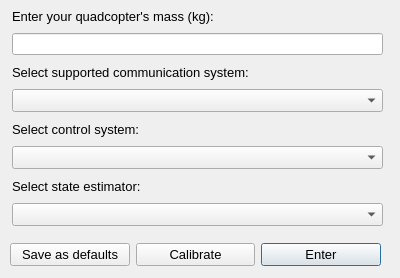
This is GUI/ui/designer files/setup_dialog.ui in Jone-the-creator/Digital_Twin_client as Qt 5 draws it before an edit. The edited form follows.
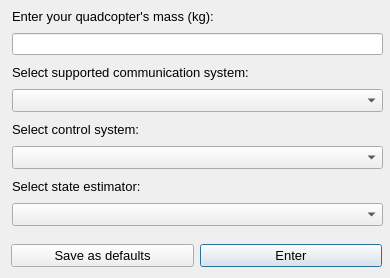
This is the edited form.

```diff
--- a/GUI/ui/designer files/setup_dialog.ui
+++ b/GUI/ui/designer files/setup_dialog.ui
@@ -6,7 +6,7 @@
    <rect>
     <x>0</x>
     <y>0</y>
-    <width>400</width>
+    <width>390</width>
     <height>278</height>
    </rect>
   </property>
@@ -106,8 +106,8 @@
   <widget class="QWidget" name="">
    <property name="geometry">
     <rect>
-     <x>10</x>
-     <y>240</y>
+     <x>11</x>
+     <y>241</y>
      <width>371</width>
      <height>29</height>
     </rect>
@@ -125,18 +125,6 @@
       </property>
      </widget>
     </item>
-    <item>
-     <widget class="QPushButton" name="calibrate_button">
-      <property name="font">
-       <font>
-        <pointsize>10</pointsize>
-       </font>
-      </property>
-      <property name="text">
-       <string>Calibrate</string>
-      </property>
-     </widget>
-    </item>
     <item>
      <widget class="QPushButton" name="enter_button">
       <property name="font">
```
